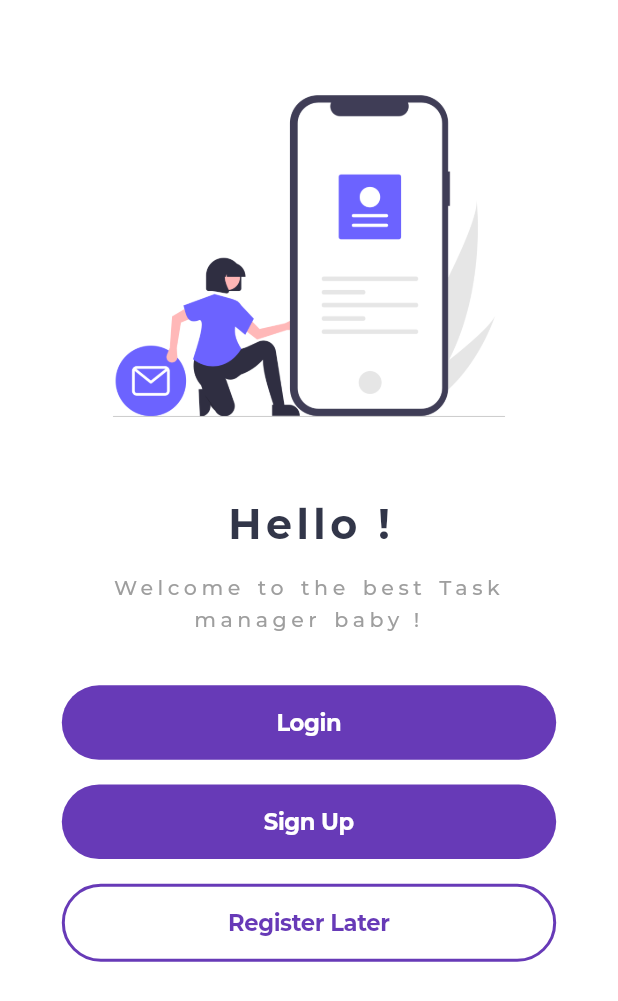
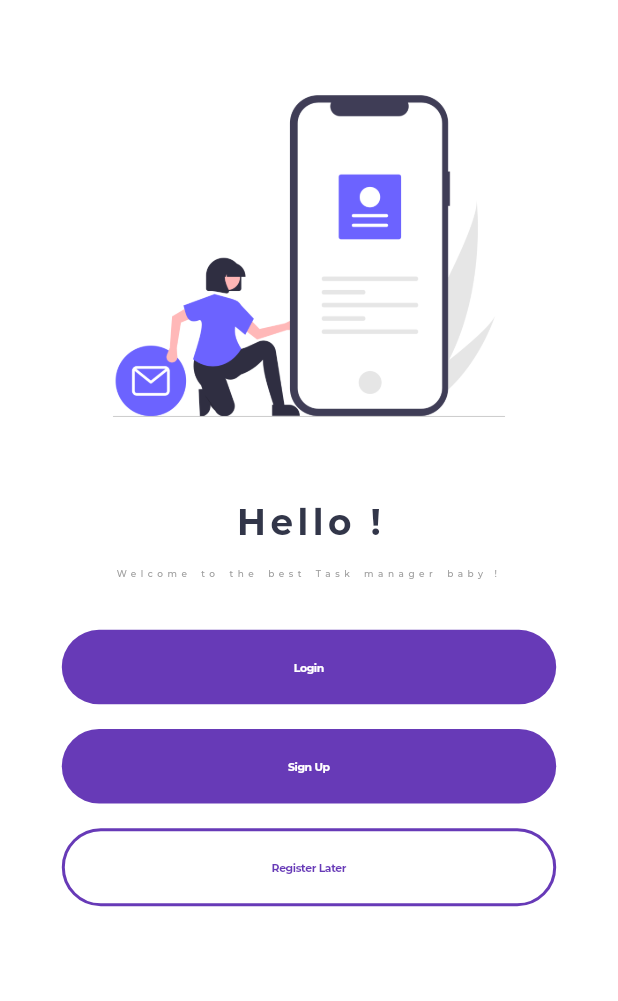
Before and after one commit to OmarJ9/my-todo, a Flutter app: the screen it shows after launch, after a tap on "Skip", after a tap on "Begin", on a phone screen of 412 x 824 dp. Shown: the top 1001 px of the screen. Run offline on Flutter 3.47's test engine with Material 3 defaults, Android fonts, the phone set to English and light mode, and no system bars; our stand-ins replace animate_do, another_flushbar, awesome_notifications, bloc, cloud_firestore, date_picker_timeline and 7 more; missing offline and left inert: day_night_time_picker; accounts and stored records are empty; generated files the repository leaves out were written again.

Commit message:
Upgrade project to latest Flutter SDK

```diff
--- a/lib/bloc/connectivity/connectivity_cubit.dart
+++ b/lib/bloc/connectivity/connectivity_cubit.dart
@@ -1,57 +1,57 @@
-import 'dart:async';
-import 'dart:io';
-import 'package:bloc/bloc.dart';
-import 'package:connectivity_plus/connectivity_plus.dart';
-import 'package:equatable/equatable.dart';
-part 'connectivity_state.dart';
+// import 'dart:async';
+// import 'dart:io';
+// import 'package:bloc/bloc.dart';
+// import 'package:connectivity_plus/connectivity_plus.dart';
+// import 'package:equatable/equatable.dart';
+// part 'connectivity_state.dart';
 
-class ConnectivityCubit extends Cubit<ConnectivityState> {
-  ConnectivityCubit() : super(ConnectivityInitial());
+// class ConnectivityCubit extends Cubit<ConnectivityState> {
+//   ConnectivityCubit() : super(ConnectivityInitial());
 
-  final _connectivity = Connectivity();
-  bool? hasConnection;
+//   final _connectivity = Connectivity();
+//   bool? hasConnection;
 
-  Future<void> initializeConnectivity() async {
-    _connectivity.onConnectivityChanged.listen(_connectionChange);
-    _checkConnection(await _connectivity.checkConnectivity());
-  }
+//   Future<void> initializeConnectivity() async {
+//     _connectivity.onConnectivityChanged.listen(_connectionChange);
+//     _checkConnection(await _connectivity.checkConnectivity());
+//   }
 
-  void _connectionChange(ConnectivityResult result) {
-    _checkConnection(result);
-  }
+//   void _connectionChange(ConnectivityResult result) {
+//     _checkConnection(result);
+//   }
 
-  Future<bool?> _checkConnection(ConnectivityResult result) async {
-    if (result == ConnectivityResult.none) {
-      hasConnection = false;
-      _connectionChangeController(hasConnection!);
+//   Future<bool?> _checkConnection(ConnectivityResult result) async {
+//     if (result == ConnectivityResult.none) {
+//       hasConnection = false;
+//       _connectionChangeController(hasConnection!);
 
-      return hasConnection;
-    }
+//       return hasConnection;
+//     }
 
-    try {
-      final result = await InternetAddress.lookup('google.com');
-      if (result.isNotEmpty && result[0].rawAddress.isNotEmpty) {
-        hasConnection = true;
-        _connectionChangeController(hasConnection!);
-      } else {
-        if (hasConnection == null) {
-          hasConnection = false;
-          _connectionChangeController(hasConnection!);
-        }
-      }
-    } on SocketException catch (_) {
-      hasConnection = false;
-      _connectionChangeController(hasConnection!);
-    }
+//     try {
+//       final result = await InternetAddress.lookup('google.com');
+//       if (result.isNotEmpty && result[0].rawAddress.isNotEmpty) {
+//         hasConnection = true;
+//         _connectionChangeController(hasConnection!);
+//       } else {
+//         if (hasConnection == null) {
+//           hasConnection = false;
+//           _connectionChangeController(hasConnection!);
+//         }
+//       }
+//     } on SocketException catch (_) {
+//       hasConnection = false;
+//       _connectionChangeController(hasConnection!);
+//     }
 
-    return hasConnection;
-  }
+//     return hasConnection;
+//   }
 
-  void _connectionChangeController(bool _hasConnection) {
-    if (_hasConnection) {
-      emit(ConnectivityOnlineState());
-    } else {
-      emit(ConnectivityOfflineState());
-    }
-  }
-}
+//   void _connectionChangeController(bool hasConnection) {
+//     if (hasConnection) {
+//       emit(ConnectivityOnlineState());
+//     } else {
+//       emit(ConnectivityOfflineState());
+//     }
+//   }
+// }
--- a/lib/bloc/connectivity/connectivity_state.dart
+++ b/lib/bloc/connectivity/connectivity_state.dart
@@ -1,14 +1,14 @@
-part of 'connectivity_cubit.dart';
+// part of 'connectivity_cubit.dart';
 
-abstract class ConnectivityState extends Equatable {
-  const ConnectivityState();
+// abstract class ConnectivityState extends Equatable {
+//   const ConnectivityState();
 
-  @override
-  List<Object> get props => [];
-}
+//   @override
+//   List<Object> get props => [];
+// }
 
-class ConnectivityInitial extends ConnectivityState {}
+// class ConnectivityInitial extends ConnectivityState {}
 
-class ConnectivityOnlineState extends ConnectivityState {}
+// class ConnectivityOnlineState extends ConnectivityState {}
 
-class ConnectivityOfflineState extends ConnectivityState {}
+// class ConnectivityOfflineState extends ConnectivityState {}
--- a/lib/main.dart
+++ b/lib/main.dart
@@ -1,15 +1,13 @@
 import 'package:awesome_notifications/awesome_notifications.dart';
-import 'package:device_preview/device_preview.dart';
 import 'package:firebase_auth/firebase_auth.dart';
 import 'package:firebase_core/firebase_core.dart';
-import 'package:flutter/foundation.dart';
 import 'package:flutter/material.dart';
 import 'package:flutter/services.dart';
 import 'package:flutter_bloc/flutter_bloc.dart';
 import 'package:shared_preferences/shared_preferences.dart';
 import 'package:sizer/sizer.dart';
-import 'package:todo_app/bloc/connectivity/connectivity_cubit.dart';
 import 'package:todo_app/bloc/onboarding/onboarding_cubit.dart';
+import 'package:todo_app/firebase_options.dart';
 import 'package:todo_app/presentation/screens/my_homepage.dart';
 import 'package:todo_app/presentation/screens/onboarding.dart';
 import 'package:todo_app/presentation/screens/welcome_page.dart';
@@ -22,7 +20,9 @@ import 'bloc/auth/authentication_cubit.dart';
 
 Future<void> main() async {
   WidgetsFlutterBinding.ensureInitialized();
-  await Firebase.initializeApp();
+  await Firebase.initializeApp(
+    options: DefaultFirebaseOptions.currentPlatform,
+  );
 
   SystemChrome.setPreferredOrientations([DeviceOrientation.portraitUp]);
 
@@ -52,8 +52,7 @@ Future<void> main() async {
 }
 
 class MyApp extends StatelessWidget {
-  const MyApp({Key? key, required this.approute, required this.seen})
-      : super(key: key);
+  const MyApp({super.key, required this.approute, required this.seen});
 
   final AppRoute approute;
   final bool? seen;
@@ -64,10 +63,6 @@ class MyApp extends StatelessWidget {
       builder: (BuildContext context, Orientation orientation, deviceType) {
         return MultiBlocProvider(
           providers: [
-            BlocProvider(
-                lazy: false,
-                create: (context) =>
-                    ConnectivityCubit()..initializeConnectivity()),
             BlocProvider(
               create: (context) => OnboardingCubit(),
             ),
--- a/lib/presentation/screens/onboarding.dart
+++ b/lib/presentation/screens/onboarding.dart
@@ -79,7 +79,7 @@ class _OnboardingPageState extends State<OnboardingPage> {
                                       'Back',
                                       style: Theme.of(context)
                                           .textTheme
-                                          .headline1
+                                          .displayLarge
                                           ?.copyWith(
                                             fontSize: 13.sp,
                                             color: Colors.white38,
--- a/lib/presentation/screens/welcome_page.dart
+++ b/lib/presentation/screens/welcome_page.dart
@@ -3,21 +3,18 @@ import 'package:flutter/material.dart';
 import 'package:flutter_bloc/flutter_bloc.dart';
 import 'package:sizer/sizer.dart';
 import 'package:todo_app/bloc/auth/authentication_cubit.dart';
-import 'package:todo_app/bloc/connectivity/connectivity_cubit.dart';
 import 'package:todo_app/presentation/widgets/mybutton.dart';
 import 'package:todo_app/presentation/widgets/myindicator.dart';
-import 'package:todo_app/presentation/widgets/mysnackbar.dart';
 import 'package:todo_app/shared/constants/assets_path.dart';
 import 'package:todo_app/shared/constants/strings.dart';
 import 'package:todo_app/shared/styles/colors.dart';
 
 class WelcomePage extends StatelessWidget {
-  const WelcomePage({Key? key}) : super(key: key);
+  const WelcomePage({super.key});
 
   @override
   Widget build(BuildContext context) {
     AuthenticationCubit authcubit = BlocProvider.of(context);
-    ConnectivityCubit connectivitycubit = BlocProvider.of(context);
     return Scaffold(
       backgroundColor: Appcolors.white,
       body: BlocConsumer<AuthenticationCubit, AuthenticationState>(
@@ -53,7 +50,7 @@ class WelcomePage extends StatelessWidget {
                       'Hello !',
                       style: Theme.of(context)
                           .textTheme
-                          .headline1
+                          .displayLarge
                           ?.copyWith(letterSpacing: 3),
                     ),
                     SizedBox(
@@ -62,7 +59,7 @@ class WelcomePage extends StatelessWidget {
                     Text(
                       'Welcome to the best Task manager baby !',
                       textAlign: TextAlign.center,
-                      style: Theme.of(context).textTheme.subtitle1?.copyWith(
+                      style: Theme.of(context).textTheme.titleMedium?.copyWith(
                             letterSpacing: 3,
                             fontSize: 10.sp,
                             wordSpacing: 2,
@@ -93,7 +90,7 @@ class WelcomePage extends StatelessWidget {
                     SizedBox(
                       height: 2.h,
                     ),
-                    _myOutlinedButton(context, authcubit, connectivitycubit),
+                    _myOutlinedButton(context, authcubit),
                   ],
                 ),
               ),
@@ -105,8 +102,10 @@ class WelcomePage extends StatelessWidget {
     );
   }
 
-  Container _myOutlinedButton(BuildContext context, AuthenticationCubit cubit,
-      ConnectivityCubit connectivityCubit) {
+  Container _myOutlinedButton(
+    BuildContext context,
+    AuthenticationCubit cubit,
+  ) {
     return Container(
       width: 80.w,
       decoration: BoxDecoration(
@@ -114,19 +113,12 @@ class WelcomePage extends StatelessWidget {
           border: Border.all(color: Colors.deepPurple, width: 2)),
       child: MaterialButton(
         onPressed: () {
-          if (connectivityCubit.state is ConnectivityOnlineState) {
-            cubit.signinanonym();
-          } else {
-            MySnackBar.error(
-                message: 'Please Check Your Internet Conection',
-                color: Colors.red,
-                context: context);
-          }
+          cubit.signinanonym();
         },
         child: Center(
           child: Text(
             'Register Later',
-            style: Theme.of(context).textTheme.headline1?.copyWith(
+            style: Theme.of(context).textTheme.displayLarge?.copyWith(
                   fontSize: 11.sp,
                   color: Colors.deepPurple,
                 ),
--- a/lib/presentation/widgets/circular_button.dart
+++ b/lib/presentation/widgets/circular_button.dart
@@ -42,7 +42,7 @@ class CircularButton extends StatelessWidget {
                     'Begin',
                     style: Theme.of(context)
                         .textTheme
-                        .headline1
+                        .displayLarge
                         ?.copyWith(fontSize: 9.sp, color: Appcolors.white),
                   ),
           ),
--- a/lib/presentation/widgets/mybutton.dart
+++ b/lib/presentation/widgets/mybutton.dart
@@ -31,7 +31,7 @@ class MyButton extends StatelessWidget {
           title,
           style: Theme.of(context)
               .textTheme
-              .headline1
+              .displayLarge
               ?.copyWith(fontSize: 11.sp, color: Appcolors.white),
         ),
       ),
--- a/lib/presentation/widgets/mysnackbar.dart
+++ b/lib/presentation/widgets/mysnackbar.dart
@@ -19,7 +19,7 @@ class MySnackBar extends Flushbar {
       messageText: Center(
         child: Text(
           message,
-          style: Theme.of(context).textTheme.headline1!.copyWith(
+          style: Theme.of(context).textTheme.displayLarge!.copyWith(
                 fontSize: 11.sp,
                 color: Appcolors.white,
               ),
--- a/lib/presentation/widgets/mytextfield.dart
+++ b/lib/presentation/widgets/mytextfield.dart
@@ -24,7 +24,7 @@ class MyTextfield extends StatelessWidget {
       this.showicon = true,
       this.ontap,
       this.keyboardtype = TextInputType.text,
-      this.maxlenght = null})
+      this.maxlenght})
       : super(key: key);
 
   @override
@@ -38,7 +38,7 @@ class MyTextfield extends StatelessWidget {
       keyboardType: keyboardtype,
       onTap: readonly ? ontap : null,
       controller: textEditingController,
-      style: Theme.of(context).textTheme.headline1?.copyWith(
+      style: Theme.of(context).textTheme.displayLarge?.copyWith(
             fontSize: 9.sp,
             color: Appcolors.black,
           ),
@@ -54,7 +54,7 @@ class MyTextfield extends StatelessWidget {
               )),
           contentPadding:
               EdgeInsets.symmetric(horizontal: 5.w, vertical: 2.3.h),
-          hintStyle: Theme.of(context).textTheme.headline1?.copyWith(
+          hintStyle: Theme.of(context).textTheme.displayLarge?.copyWith(
                 fontSize: 9.sp,
                 color: Colors.deepPurple,
               ),
--- a/lib/presentation/widgets/onboarding_item.dart
+++ b/lib/presentation/widgets/onboarding_item.dart
@@ -39,7 +39,7 @@ class OnBoardingItem extends StatelessWidget {
           Text(
             title,
             textAlign: TextAlign.center,
-            style: Theme.of(context).textTheme.headline1,
+            style: Theme.of(context).textTheme.displayLarge,
           ),
           SizedBox(
             height: 2.h,
@@ -48,7 +48,7 @@ class OnBoardingItem extends StatelessWidget {
             description,
             maxLines: 3,
             textAlign: TextAlign.center,
-            style: Theme.of(context).textTheme.subtitle1,
+            style: Theme.of(context).textTheme.titleMedium,
           ),
         ],
       ),
--- a/lib/shared/styles/themes.dart
+++ b/lib/shared/styles/themes.dart
@@ -6,35 +6,37 @@ import 'package:todo_app/shared/styles/colors.dart';
 class MyTheme {
   static ThemeData lightTheme = ThemeData(
       brightness: Brightness.light,
-      backgroundColor: Appcolors.white,
       fontFamily: "Montserrat",
       textTheme: TextTheme(
-        headline1: TextStyle(
+        displayLarge: TextStyle(
           fontSize: 20.sp,
           fontWeight: FontWeight.bold,
           color: Appcolors.black,
         ),
-        subtitle1: TextStyle(
+        titleMedium: TextStyle(
           fontSize: 13.sp,
           fontWeight: FontWeight.w500,
           color: Colors.grey,
         ),
-      ));
+      ),
+      colorScheme: ColorScheme.fromSeed(
+          seedColor: Appcolors.white, brightness: Brightness.light));
 
   static ThemeData darkTheme = ThemeData(
       brightness: Brightness.dark,
-      backgroundColor: Appcolors.black,
       fontFamily: "Montserrat",
       textTheme: const TextTheme(
-        headline1: TextStyle(
+        displayLarge: TextStyle(
           fontSize: 30,
           fontWeight: FontWeight.bold,
           color: Appcolors.white,
         ),
-        subtitle1: TextStyle(
+        titleMedium: TextStyle(
           fontSize: 18,
           fontWeight: FontWeight.w300,
           color: Appcolors.white,
         ),
-      ));
+      ),
+      colorScheme: ColorScheme.fromSeed(
+          seedColor: Appcolors.black, brightness: Brightness.dark));
 }
```
Also changed, not shown: lib/presentation/screens/addtask_screen.dart (+30 -24 lines), lib/presentation/screens/login_page.dart (+16 -33 lines), lib/presentation/screens/my_homepage.dart (+29 -38 lines), lib/presentation/screens/signup_page.dart (+15 -33 lines), lib/presentation/widgets/task_container.dart (+4 -4 lines), pubspec.yaml (+14 -16 lines), pubspec.lock, 33 other files.
